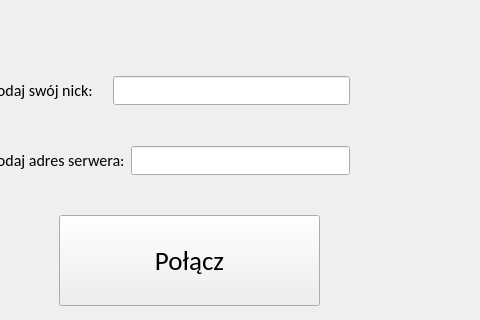
Before: the Qt Designer form klient/mainwindow.ui in C1n3k99/SK2_lab, drawn with Qt 5; both pictures show x 260 to 740 and y 84 to 404 of the 882 by 626 pixel window.
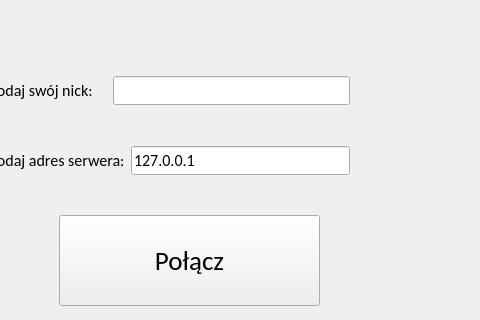
After: the same form once the commit is applied. The open tabs and pages were chosen to show the change. Icons and pictures are not drawn.

Commit message: update read_data(), connection_error_occured() and state_changed() functions

```diff
--- a/klient/mainwindow.ui
+++ b/klient/mainwindow.ui
@@ -116,7 +116,7 @@
             </font>
            </property>
            <property name="text">
-            <string/>
+            <string>127.0.0.1</string>
            </property>
           </widget>
          </item>
```
The commit also changes 2 other files.
